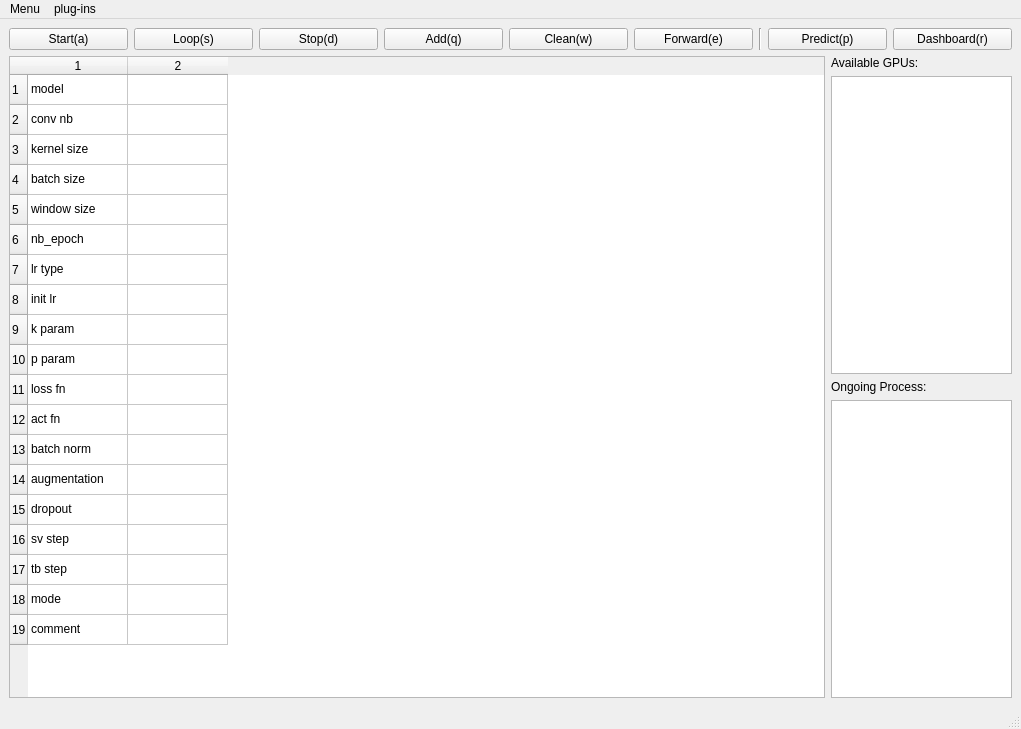
Before: the Qt Designer form _taskManager/mainwindow.ui in ZeliangSu/SegmentPy, drawn with Qt 5.
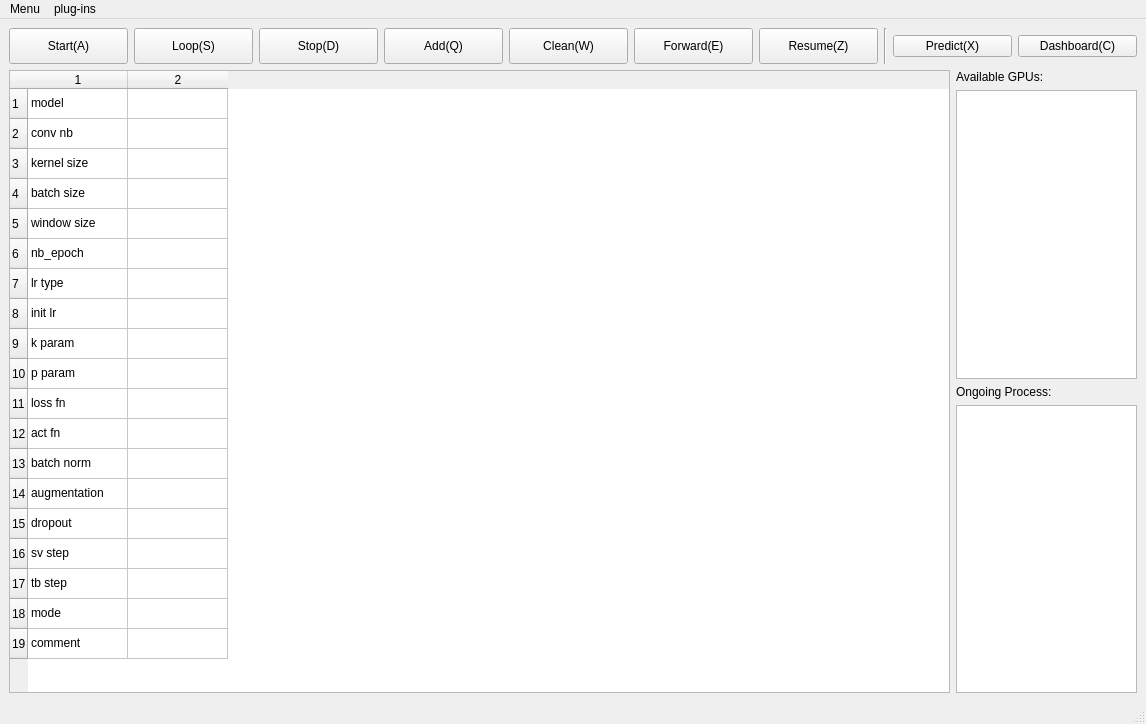
After: the same form once the commit is applied. Icons and pictures are not drawn.

The edit to the form file:
```diff
--- a/_taskManager/mainwindow.ui
+++ b/_taskManager/mainwindow.ui
@@ -6,8 +6,8 @@
    <rect>
     <x>0</x>
     <y>0</y>
-    <width>1021</width>
-    <height>729</height>
+    <width>1146</width>
+    <height>724</height>
    </rect>
   </property>
   <property name="windowTitle">
@@ -21,8 +21,14 @@
        <layout class="QHBoxLayout" name="horizontalLayout_2">
         <item>
          <widget class="QPushButton" name="start_button">
+          <property name="minimumSize">
+           <size>
+            <width>0</width>
+            <height>36</height>
+           </size>
+          </property>
           <property name="text">
-           <string>Start(a)</string>
+           <string>Start(A)</string>
           </property>
           <property name="icon">
            <iconset>
@@ -35,8 +41,14 @@
         </item>
         <item>
          <widget class="QPushButton" name="loop_button">
+          <property name="minimumSize">
+           <size>
+            <width>0</width>
+            <height>36</height>
+           </size>
+          </property>
           <property name="text">
-           <string>Loop(s)</string>
+           <string>Loop(S)</string>
           </property>
           <property name="icon">
            <iconset>
@@ -53,8 +65,14 @@
         </item>
         <item>
          <widget class="QPushButton" name="stop_button">
+          <property name="minimumSize">
+           <size>
+            <width>0</width>
+            <height>36</height>
+           </size>
+          </property>
           <property name="text">
-           <string>Stop(d)</string>
+           <string>Stop(D)</string>
           </property>
           <property name="icon">
            <iconset>
@@ -67,8 +85,14 @@
         </item>
         <item>
          <widget class="QPushButton" name="add_button">
+          <property name="minimumSize">
+           <size>
+            <width>0</width>
+            <height>36</height>
+           </size>
+          </property>
           <property name="text">
-           <string>Add(q)</string>
+           <string>Add(Q)</string>
           </property>
           <property name="icon">
            <iconset>
@@ -81,8 +105,14 @@
         </item>
         <item>
          <widget class="QPushButton" name="clean_button">
+          <property name="minimumSize">
+           <size>
+            <width>0</width>
+            <height>36</height>
+           </size>
+          </property>
           <property name="text">
-           <string>Clean(w)</string>
+           <string>Clean(W)</string>
           </property>
           <property name="icon">
            <iconset>
@@ -95,8 +125,14 @@
         </item>
         <item>
          <widget class="QPushButton" name="forward_button">
+          <property name="minimumSize">
+           <size>
+            <width>0</width>
+            <height>36</height>
+           </size>
+          </property>
           <property name="text">
-           <string>Forward(e)</string>
+           <string>Forward(E)</string>
           </property>
           <property name="icon">
            <iconset>
@@ -107,6 +143,26 @@
           </property>
          </widget>
         </item>
+        <item>
+         <widget class="QPushButton" name="pushButton">
+          <property name="minimumSize">
+           <size>
+            <width>0</width>
+            <height>36</height>
+           </size>
+          </property>
+          <property name="text">
+           <string>Resume(Z)</string>
+          </property>
+          <property name="icon">
+           <iconset>
+            <normaloff>002-reload.png</normaloff>002-reload.png</iconset>
+          </property>
+          <property name="shortcut">
+           <string>Z</string>
+          </property>
+         </widget>
+        </item>
         <item>
          <widget class="Line" name="line">
           <property name="orientation">
@@ -117,7 +173,7 @@
         <item>
          <widget class="QPushButton" name="predict_button">
           <property name="text">
-           <string>Predict(p)</string>
+           <string>Predict(X)</string>
           </property>
           <property name="icon">
            <iconset>
@@ -134,7 +190,7 @@
         <item>
          <widget class="QPushButton" name="dashboard_button">
           <property name="text">
-           <string>Dashboard(r)</string>
+           <string>Dashboard(C)</string>
           </property>
           <property name="icon">
            <iconset>
@@ -417,7 +473,7 @@
     <rect>
      <x>0</x>
      <y>0</y>
-     <width>1021</width>
+     <width>1146</width>
      <height>22</height>
     </rect>
    </property>
```
Left out of the diff: 5 changed lines with no effect on the pictures.
